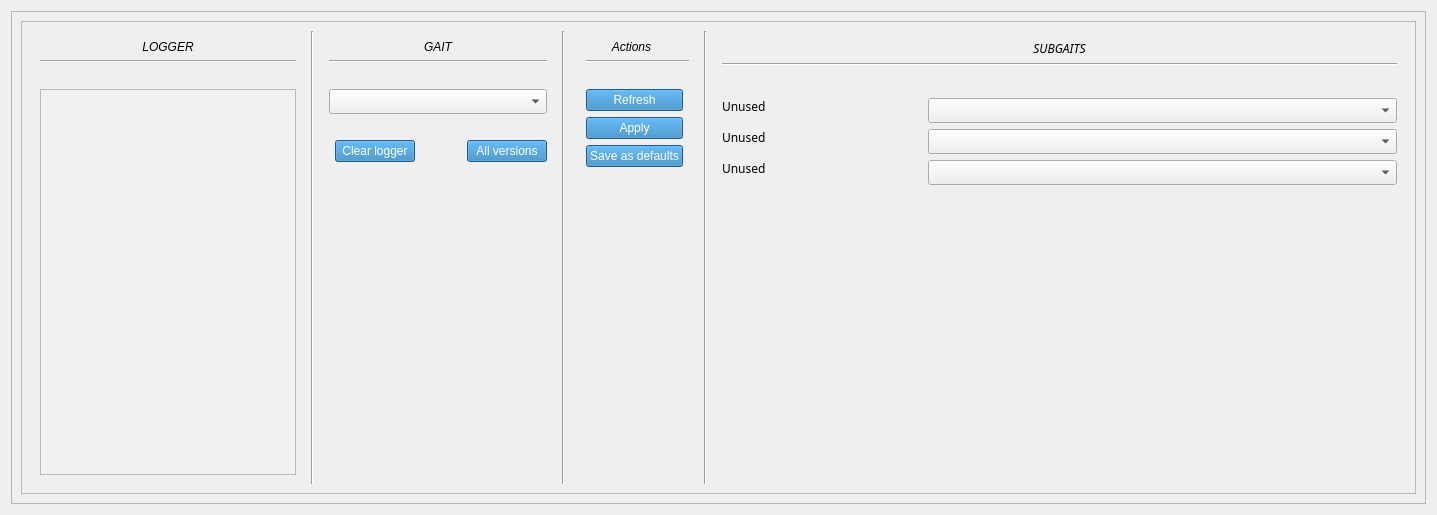
First picture: the form in march_rqt_gait_selection/resource/gait_selection.ui, repository project-march/ProjectMarch, before the edit.
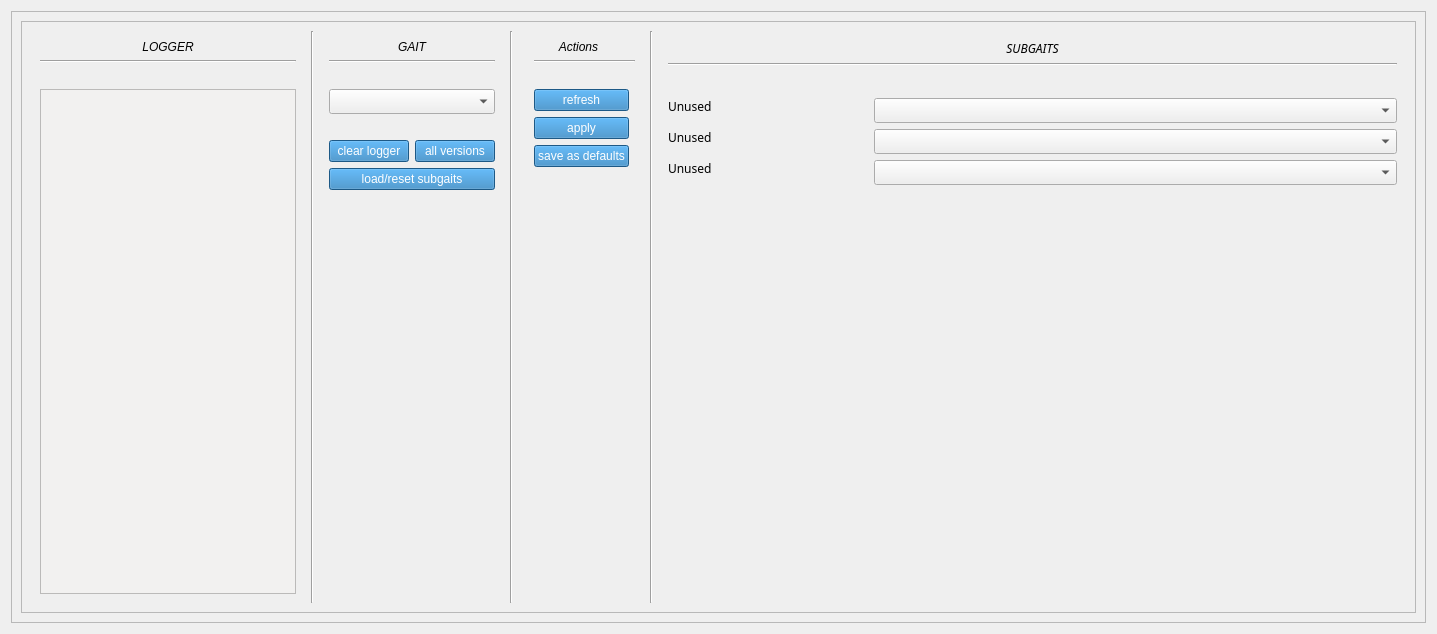
Second picture: the form after the edit.

Commit message: Add manual load/reset subgait with version button

The edit to the form file:
```diff
--- a/march_rqt_gait_selection/resource/gait_selection.ui
+++ b/march_rqt_gait_selection/resource/gait_selection.ui
@@ -7,7 +7,7 @@
     <x>0</x>
     <y>0</y>
     <width>1437</width>
-    <height>515</height>
+    <height>634</height>
    </rect>
   </property>
   <property name="maximumSize">
@@ -88,7 +88,7 @@
            <x>0</x>
            <y>0</y>
            <width>1397</width>
-           <height>475</height>
+           <height>594</height>
           </rect>
          </property>
          <property name="sizePolicy">
@@ -200,7 +200,7 @@
                 </sizepolicy>
                </property>
                <property name="text">
-                <string>Apply</string>
+                <string>apply</string>
                </property>
               </widget>
              </item>
@@ -213,7 +213,7 @@
                 </sizepolicy>
                </property>
                <property name="text">
-                <string>Refresh</string>
+                <string>refresh</string>
                </property>
               </widget>
              </item>
@@ -247,7 +247,7 @@
                 </sizepolicy>
                </property>
                <property name="text">
-                <string>Save as defaults</string>
+                <string>save as defaults</string>
                </property>
               </widget>
              </item>
@@ -499,7 +499,7 @@
              <property name="sizeConstraint">
               <enum>QLayout::SetDefaultConstraint</enum>
              </property>
-             <item row="0" column="0" colspan="4">
+             <item row="0" column="0" colspan="7">
               <widget class="QLabel" name="LabelGait">
                <property name="sizePolicy">
                 <sizepolicy hsizetype="Minimum" vsizetype="Fixed">
@@ -520,20 +520,7 @@
                </property>
               </widget>
              </item>
-             <item row="7" column="3">
-              <widget class="QPushButton" name="SeeAllVersions">
-               <property name="sizePolicy">
-                <sizepolicy hsizetype="Expanding" vsizetype="Minimum">
-                 <horstretch>0</horstretch>
-                 <verstretch>0</verstretch>
-                </sizepolicy>
-               </property>
-               <property name="text">
-                <string>All versions</string>
-               </property>
-              </widget>
-             </item>
-             <item row="2" column="0" colspan="4">
+             <item row="2" column="0" colspan="7">
               <spacer name="horizontalSpacer_3">
                <property name="orientation">
                 <enum>Qt::Horizontal</enum>
@@ -546,27 +533,14 @@
                </property>
               </spacer>
              </item>
-             <item row="8" column="2">
-              <spacer name="verticalSpacer">
-               <property name="orientation">
-                <enum>Qt::Vertical</enum>
-               </property>
-               <property name="sizeHint" stdset="0">
-                <size>
-                 <width>20</width>
-                 <height>40</height>
-                </size>
-               </property>
-              </spacer>
-             </item>
-             <item row="1" column="0" colspan="4">
+             <item row="1" column="0" colspan="7">
               <widget class="Line" name="line_5">
                <property name="orientation">
                 <enum>Qt::Horizontal</enum>
                </property>
               </widget>
              </item>
-             <item row="5" column="0" colspan="4">
+             <item row="5" column="0" colspan="7">
               <spacer name="horizontalSpacer_4">
                <property name="orientation">
                 <enum>Qt::Horizontal</enum>
@@ -579,33 +553,7 @@
                </property>
               </spacer>
              </item>
-             <item row="7" column="1">
-              <widget class="QPushButton" name="ClearLogger">
-               <property name="sizePolicy">
-                <sizepolicy hsizetype="Minimum" vsizetype="Minimum">
-                 <horstretch>0</horstretch>
-                 <verstretch>0</verstretch>
-                </sizepolicy>
-               </property>
-               <property name="text">
-                <string>Clear logger</string>
-               </property>
-              </widget>
-             </item>
-             <item row="7" column="2">
-              <spacer name="horizontalSpacer_5">
-               <property name="orientation">
-                <enum>Qt::Horizontal</enum>
-               </property>
-               <property name="sizeHint" stdset="0">
-                <size>
-                 <width>40</width>
-                 <height>20</height>
-                </size>
-               </property>
-              </spacer>
-             </item>
-             <item row="3" column="0" rowspan="2" colspan="4">
+             <item row="3" column="0" rowspan="2" colspan="7">
               <widget class="QComboBox" name="GaitMenu">
                <property name="enabled">
                 <bool>true</bool>
@@ -623,6 +571,61 @@
                </property>
               </widget>
              </item>
+             <item row="8" column="4" colspan="3">
+              <widget class="QPushButton" name="SeeAllVersions">
+               <property name="sizePolicy">
+                <sizepolicy hsizetype="Minimum" vsizetype="Minimum">
+                 <horstretch>0</horstretch>
+                 <verstretch>0</verstretch>
+                </sizepolicy>
+               </property>
+               <property name="text">
+                <string>all versions</string>
+               </property>
+              </widget>
+             </item>
+             <item row="8" column="0" colspan="4">
+              <widget class="QPushButton" name="ClearLogger">
+               <property name="sizePolicy">
+                <sizepolicy hsizetype="Minimum" vsizetype="Minimum">
+                 <horstretch>0</horstretch>
+                 <verstretch>0</verstretch>
+                </sizepolicy>
+               </property>
+               <property name="text">
+                <string>clear logger</string>
+               </property>
+              </widget>
+             </item>
+             <item row="9" column="0" colspan="7">
+              <widget class="QPushButton" name="LoadSubgaits">
+               <property name="sizePolicy">
+                <sizepolicy hsizetype="Minimum" vsizetype="Minimum">
+                 <horstretch>0</horstretch>
+                 <verstretch>0</verstretch>
+                </sizepolicy>
+               </property>
+               <property name="text">
+                <string>load/reset subgaits</string>
+               </property>
+              </widget>
+             </item>
+             <item row="10" column="0" colspan="7">
+              <spacer name="verticalSpacer">
+               <property name="orientation">
+                <enum>Qt::Vertical</enum>
+               </property>
+               <property name="sizeType">
+                <enum>QSizePolicy::Expanding</enum>
+               </property>
+               <property name="sizeHint" stdset="0">
+                <size>
+                 <width>20</width>
+                 <height>40</height>
+                </size>
+               </property>
+              </spacer>
+             </item>
             </layout>
            </widget>
           </item>
```
The commit also changes 1 other file.
